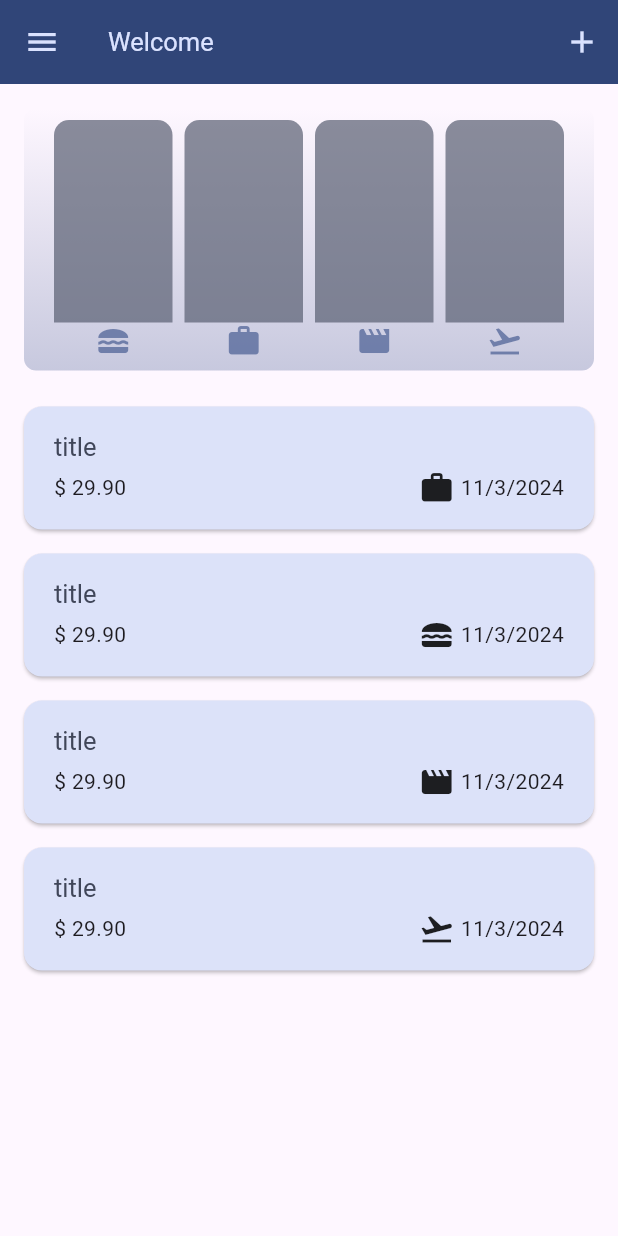
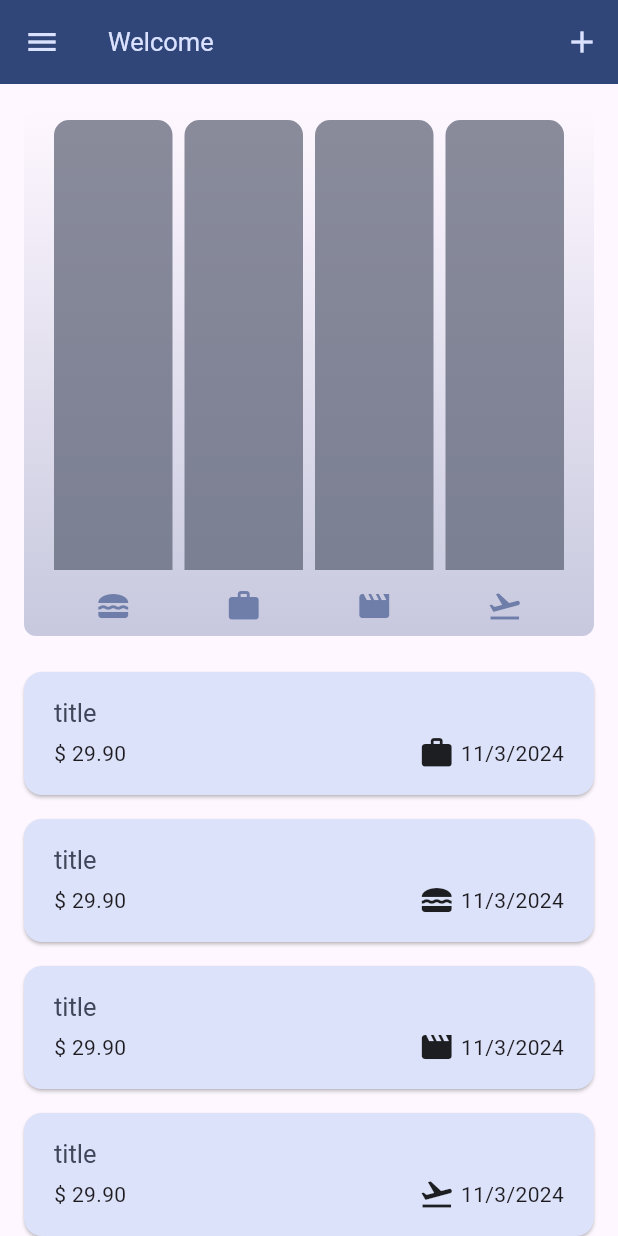
Before and after one commit to asmaaramadanramadan/expanses, a Flutter app: the screen it shows after launch, on a phone screen of 412 x 824 dp. Run offline on Flutter 3.47's test engine with Material 3 defaults, Android fonts, the phone set to English and light mode, and no system bars.

Commit message:
layoutBuilder

```diff
--- a/lib/chart/chart.dart
+++ b/lib/chart/chart.dart
@@ -31,11 +31,13 @@ class Chart extends StatelessWidget {
   Widget build(BuildContext context) {
     final bool isDaekMode =
         MediaQuery.of(context).platformBrightness == Brightness.dark;
+    return LayoutBuilder(
+      builder: (ctx, constraints) {
         return Container(
           margin: EdgeInsets.all(16.0),
           padding: EdgeInsets.symmetric(horizontal: 16, vertical: 8),
           width: double.infinity,
-      height: 175,
+          height: constraints.maxHeight,
           decoration: BoxDecoration(
             borderRadius: BorderRadius.circular(8.0),
             gradient: LinearGradient(
@@ -62,8 +64,14 @@ class Chart extends StatelessWidget {
                   ],
                 ),
               ),
-          SizedBox(),
-          Row(
+              constraints.maxHeight < 200
+                  ? Container()
+                  : SizedBox(
+                      height: 12,
+                    ),
+              constraints.maxHeight < 200
+                  ? Container()
+                  : Row(
                       children: buckets
                           .map<Widget>((e) => Expanded(
                                 child: Padding(
@@ -86,5 +94,7 @@ class Chart extends StatelessWidget {
             ],
           ),
         );
+      },
+    );
   }
 }
--- a/lib/widgets/expanses.dart
+++ b/lib/widgets/expanses.dart
@@ -81,8 +81,10 @@ class _ExpansesState extends State<Expanses> {
         child: width < 600
             ? Column(
                 children: [
-                  Chart(
-                    expenses: _registeredExpenses,
+                  Expanded(
+                    child: Chart(
+                      expenses: _registeredExpenses,
+                    ),
                   ),
                   Expanded(
                     child: ExpensesList(
```
Lines whose indentation alone changed are shown as unchanged.
